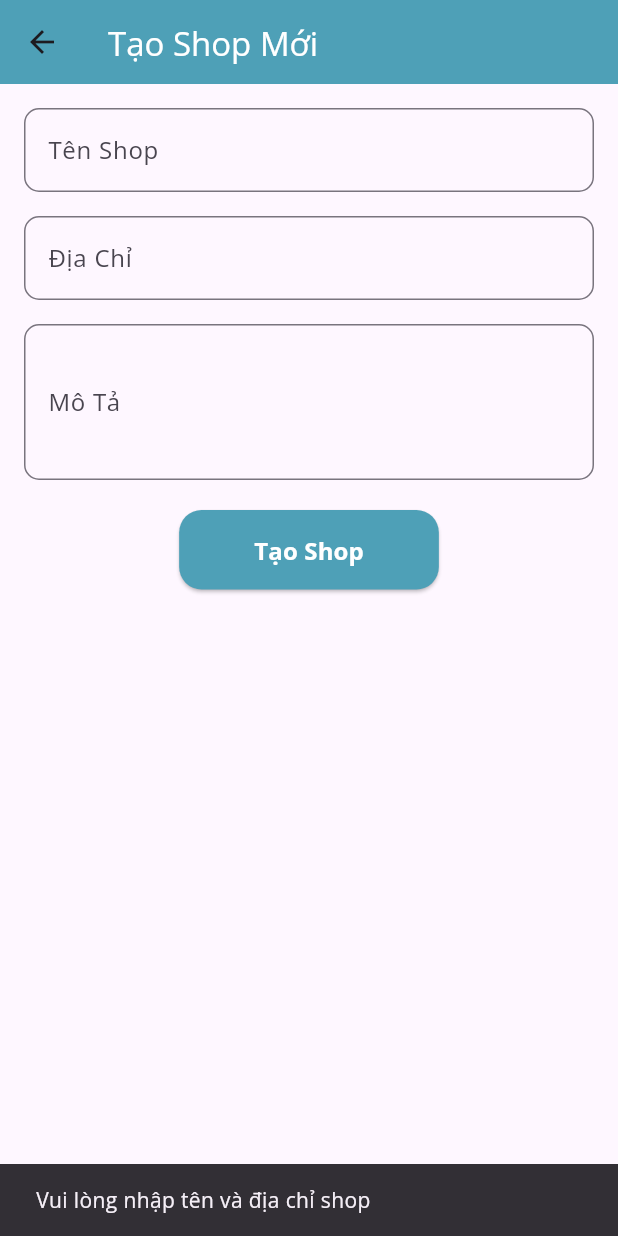
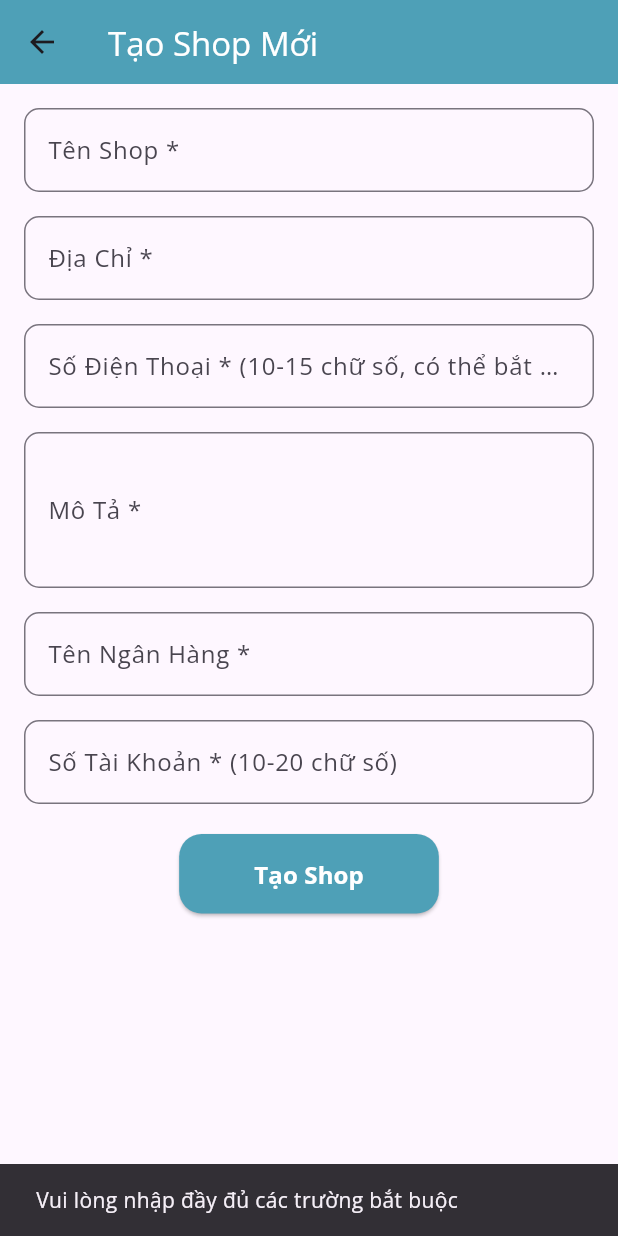
Before and after one commit to Bduyy2703/flutter-admin-app, a Flutter app: the CreateShopScreen screen opened directly, after a tap on "Tạo Shop", on a phone screen of 412 x 824 dp. Run offline on Flutter 3.47's test engine with Material 3 defaults, Android fonts, the phone set to English and light mode, and no system bars; our stand-ins replace device_info_plus, flutter_secure_storage, get, image_picker, jwt_decoder, permission_handler and 1 more; accounts and stored records are empty.

Commit message:
fix create shop ui - api mapping

```diff
--- a/lib/screens/create_shop_screen.dart
+++ b/lib/screens/create_shop_screen.dart
@@ -2,6 +2,7 @@ import 'package:flutter/material.dart';
 import 'package:http/http.dart' as http;
 import 'dart:convert';
 import 'package:shared_preferences/shared_preferences.dart';
+import 'package:jwt_decoder/jwt_decoder.dart';
 
 class CreateShopScreen extends StatefulWidget {
   @override
@@ -11,13 +12,40 @@ class CreateShopScreen extends StatefulWidget {
 class _CreateShopScreenState extends State<CreateShopScreen> {
   final _nameController = TextEditingController();
   final _addressController = TextEditingController();
+  final _phoneController = TextEditingController();
   final _descriptionController = TextEditingController();
+  final _bankNameController = TextEditingController();
+  final _accountNumberController = TextEditingController();
   bool _isLoading = false;
 
   Future<void> _createShop() async {
-    if (_nameController.text.isEmpty || _addressController.text.isEmpty) {
+    // Validate các trường bắt buộc
+    if (_nameController.text.isEmpty ||
+        _addressController.text.isEmpty ||
+        _phoneController.text.isEmpty ||
+        _descriptionController.text.isEmpty ||
+        _bankNameController.text.isEmpty ||
+        _accountNumberController.text.isEmpty) {
       ScaffoldMessenger.of(context).showSnackBar(
-        SnackBar(content: Text('Vui lòng nhập tên và địa chỉ shop')),
+        SnackBar(content: Text('Vui lòng nhập đầy đủ các trường bắt buộc')),
+      );
+      return;
+    }
+
+    // Validate định dạng phone
+    final phonePattern = RegExp(r'^\+?[0-9]{10,15}$');
+    if (!phonePattern.hasMatch(_phoneController.text)) {
+      ScaffoldMessenger.of(context).showSnackBar(
+        SnackBar(content: Text('Số điện thoại phải có 10-15 chữ số và có thể bắt đầu bằng "+"')),
+      );
+      return;
+    }
+
+    // Validate định dạng accountNumber
+    final accountNumberPattern = RegExp(r'^[0-9]{10,20}$');
+    if (!accountNumberPattern.hasMatch(_accountNumberController.text)) {
+      ScaffoldMessenger.of(context).showSnackBar(
+        SnackBar(content: Text('Số tài khoản phải có 10-20 chữ số')),
       );
       return;
     }
@@ -29,11 +57,55 @@ class _CreateShopScreenState extends State<CreateShopScreen> {
       final token = prefs.getString('token');
 
       if (token == null) {
+        print('Token is null, redirecting to login');
+        ScaffoldMessenger.of(context).showSnackBar(
+          SnackBar(content: Text('Không tìm thấy token, vui lòng đăng nhập lại')),
+        );
         Navigator.pushReplacementNamed(context, '/login');
         return;
       }
 
-      final uri = Uri.parse('http://192.168.41.175:9090/api/v1/shops'); // Điều chỉnh endpoint theo API của bạn
+      // Giải mã token để lấy userId
+      Map<String, dynamic> decodedToken = JwtDecoder.decode(token);
+      final userId = decodedToken['userId']?.toString() ?? '';
+
+      if (userId.isEmpty) {
+        print('userId is empty, redirecting to login');
+        ScaffoldMessenger.of(context).showSnackBar(
+          SnackBar(content: Text('Không tìm thấy userId, vui lòng đăng nhập lại')),
+        );
+        Navigator.pushReplacementNamed(context, '/login');
+        return;
+      }
+
+      int parsedUserId;
+      try {
+        parsedUserId = int.parse(userId);
+      } catch (e) {
+        print('Failed to parse userId: $userId');
+        ScaffoldMessenger.of(context).showSnackBar(
+          SnackBar(content: Text('Lỗi: userId không hợp lệ, vui lòng đăng nhập lại')),
+        );
+        Navigator.pushReplacementNamed(context, '/login');
+        return;
+      }
+
+      print('Creating Shop - Token: $token');
+      print('Creating Shop - UserId: $parsedUserId');
+      print('Creating Shop - URL: http://192.168.41.175:9090/api/v1/shops');
+      print('Creating Shop - Body: ${jsonEncode({
+            'name': _nameController.text,
+            'address': _addressController.text,
+            'phone': _phoneController.text,
+            'description': _descriptionController.text,
+            'bankName': _bankNameController.text,
+            'accountNumber': _accountNumberController.text,
+            'userId': parsedUserId,
+            'services': [],
+            'imageFiles': [],
+          })}');
+
+      final uri = Uri.parse('http://192.168.41.175:9090/api/v1/shops');
       final response = await http.post(
         uri,
         headers: {
@@ -43,19 +115,38 @@ class _CreateShopScreenState extends State<CreateShopScreen> {
         body: jsonEncode({
           'name': _nameController.text,
           'address': _addressController.text,
+          'phone': _phoneController.text,
           'description': _descriptionController.text,
+          'bankName': _bankNameController.text,
+          'accountNumber': _accountNumberController.text,
+          'userId': parsedUserId,
+          'services': [],
+          'imageFiles': [],
         }),
       );
+
+      print('Create Shop - Status Code: ${response.statusCode}');
+      print('Create Shop - Response Body: ${response.body}');
 
       if (response.statusCode == 201) {
         ScaffoldMessenger.of(context).showSnackBar(
           SnackBar(content: Text('Tạo shop thành công')),
         );
         Navigator.pop(context);
+      } else if (response.statusCode == 400) {
+        throw Exception('Dữ liệu không hợp lệ: ${response.statusCode} - ${response.body}');
+      } else if (response.statusCode == 401) {
+        print('Unauthorized - Token might be invalid or expired');
+        Navigator.pushReplacementNamed(context, '/login');
+      } else if (response.statusCode == 403) {
+        throw Exception('Bạn không có quyền tạo shop: ${response.statusCode} - ${response.body}');
+      } else if (response.statusCode == 404) {
+        throw Exception('Không tìm thấy người dùng với userId $parsedUserId: ${response.statusCode} - ${response.body}');
       } else {
         throw Exception('Lỗi khi tạo shop: ${response.statusCode} - ${response.body}');
       }
     } catch (e) {
+      print('Create Shop - Exception: $e');
       ScaffoldMessenger.of(context).showSnackBar(
         SnackBar(content: Text('Lỗi khi tạo shop: $e')),
       );
@@ -68,7 +159,10 @@ class _CreateShopScreenState extends State<CreateShopScreen> {
   void dispose() {
     _nameController.dispose();
     _addressController.dispose();
+    _phoneController.dispose();
     _descriptionController.dispose();
+    _bankNameController.dispose();
+    _accountNumberController.dispose();
     super.dispose();
   }
 
@@ -83,7 +177,7 @@ class _CreateShopScreenState extends State<CreateShopScreen> {
         backgroundColor: Color(0xFF4EA0B7),
         elevation: 0,
       ),
-      body: Padding(
+      body: SingleChildScrollView(
         padding: const EdgeInsets.all(16.0),
         child: Column(
           crossAxisAlignment: CrossAxisAlignment.start,
@@ -91,7 +185,7 @@ class _CreateShopScreenState extends State<CreateShopScreen> {
             TextField(
               controller: _nameController,
               decoration: InputDecoration(
-                labelText: 'Tên Shop',
+                labelText: 'Tên Shop *',
                 border: OutlineInputBorder(
                   borderRadius: BorderRadius.circular(10),
                 ),
@@ -101,7 +195,7 @@ class _CreateShopScreenState extends State<CreateShopScreen> {
             TextField(
               controller: _addressController,
               decoration: InputDecoration(
-                labelText: 'Địa Chỉ',
+                labelText: 'Địa Chỉ *',
                 border: OutlineInputBorder(
                   borderRadius: BorderRadius.circular(10),
                 ),
@@ -109,14 +203,46 @@ class _CreateShopScreenState extends State<CreateShopScreen> {
             ),
             SizedBox(height: 16),
             TextField(
+              controller: _phoneController,
+              decoration: InputDecoration(
+                labelText: 'Số Điện Thoại * (10-15 chữ số, có thể bắt đầu bằng "+")',
+                border: OutlineInputBorder(
+                  borderRadius: BorderRadius.circular(10),
+                ),
+              ),
+              keyboardType: TextInputType.phone,
+            ),
+            SizedBox(height: 16),
+            TextField(
               controller: _descriptionController,
               decoration: InputDecoration(
-                labelText: 'Mô Tả',
+                labelText: 'Mô Tả *',
                 border: OutlineInputBorder(
                   borderRadius: BorderRadius.circular(10),
                 ),
               ),
               maxLines: 3,
+            ),
+            SizedBox(height: 16),
+            TextField(
+              controller: _bankNameController,
+              decoration: InputDecoration(
+                labelText: 'Tên Ngân Hàng *',
+                border: OutlineInputBorder(
+                  borderRadius: BorderRadius.circular(10),
+                ),
+              ),
+            ),
+            SizedBox(height: 16),
+            TextField(
+              controller: _accountNumberController,
+              decoration: InputDecoration(
+                labelText: 'Số Tài Khoản * (10-20 chữ số)',
+                border: OutlineInputBorder(
+                  borderRadius: BorderRadius.circular(10),
+                ),
+              ),
+              keyboardType: TextInputType.number,
             ),
             SizedBox(height: 20),
             Center(
--- a/lib/screens/room_types_screen.dart
+++ b/lib/screens/room_types_screen.dart
@@ -99,7 +99,7 @@ class _RoomTypesScreenState extends State<RoomTypesScreen> {
   void _navigateToCreateRoomType() {
     Navigator.push(
       context,
-      MaterialPageRoute(builder: (_) => CreateRoomTypeScreen()), // Xóa tham số shopId
+      MaterialPageRoute(builder: (_) => CreateRoomTypeScreen()),
     ).then((_) => _fetchRoomTypes());
   }
 
```
